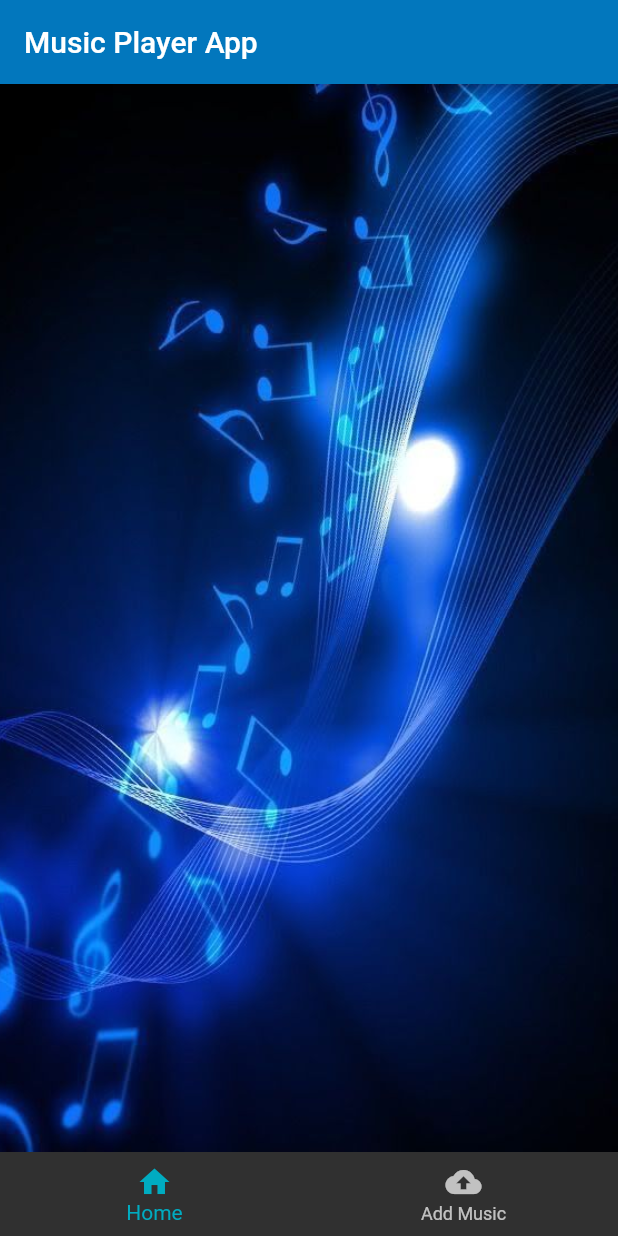
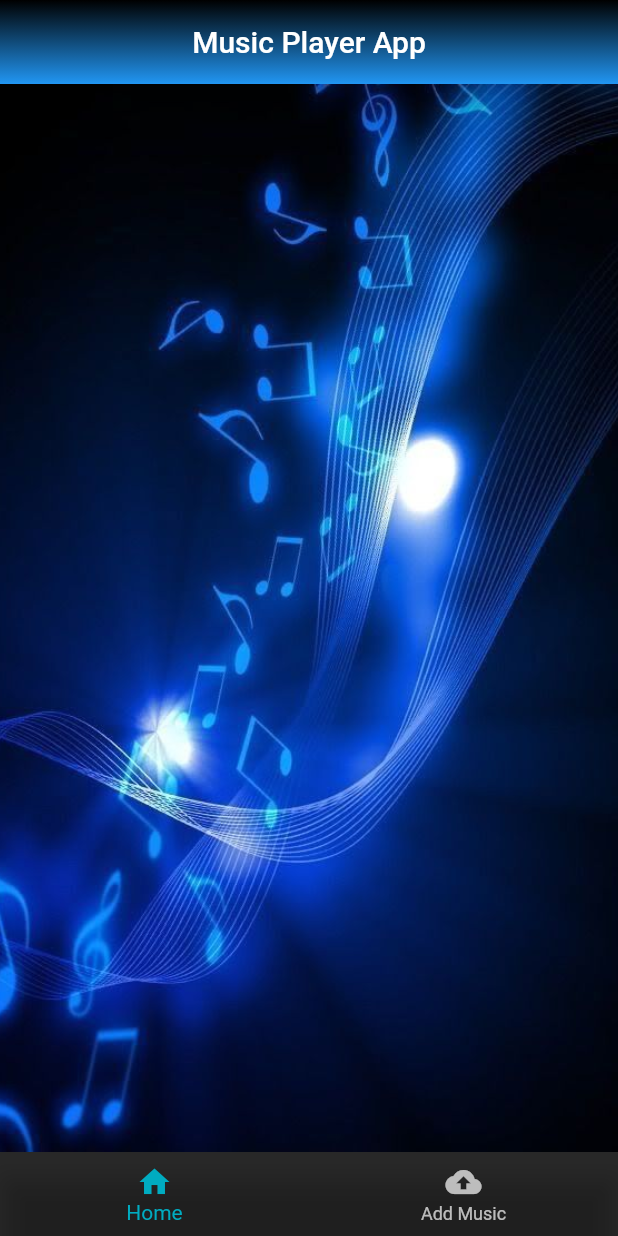
Before and after one commit to KAVINDYADEVINDI/music_app_flutter, a Flutter app: the screen it shows after launch, on a phone screen of 412 x 824 dp. Run offline on Flutter 3.47's test engine with Material 2 defaults, Android fonts, the phone set to English and light mode, and no system bars; Roboto replaces fonts that are missing (Georgia, Hind).

Commit message:
add appbar

```diff
--- a/lib/main.dart
+++ b/lib/main.dart
@@ -38,8 +38,22 @@ class _MyAppState extends State<MyApp> {
 
       home:Scaffold(
         appBar: AppBar(
-          title:Text('Music Player App')
+          centerTitle: true,
+          title:Text('Music Player App',style:TextStyle(fontSize: 20.0)
+          ),
+          elevation: 13.0, //shadow of the bottom
+          // backgroundColor: Colors.blueAccent[1000],
+          flexibleSpace: Container(
+            decoration: BoxDecoration(
+              gradient: LinearGradient(
+                colors: [Colors.blue,Colors.black],
+                begin:Alignment.bottomLeft ,
+                end: Alignment.topLeft,
+              ),
+            ),
+          ),
         ),
+
         body:Container(
          decoration:BoxDecoration(
             image: DecorationImage(image:
@@ -55,7 +69,6 @@ class _MyAppState extends State<MyApp> {
             BottomNavigationBarItem(
               title: Text("Home"),
               icon: Icon(Icons.home),
-
             ),
             BottomNavigationBarItem(
               title: Text("Add Music"),
@@ -63,10 +76,13 @@ class _MyAppState extends State<MyApp> {
             ),
 
           ],
+          elevation: 8.0,
+          backgroundColor: Colors.black12,
         ),
 
       )
 
+
     );
   }
 }
```
